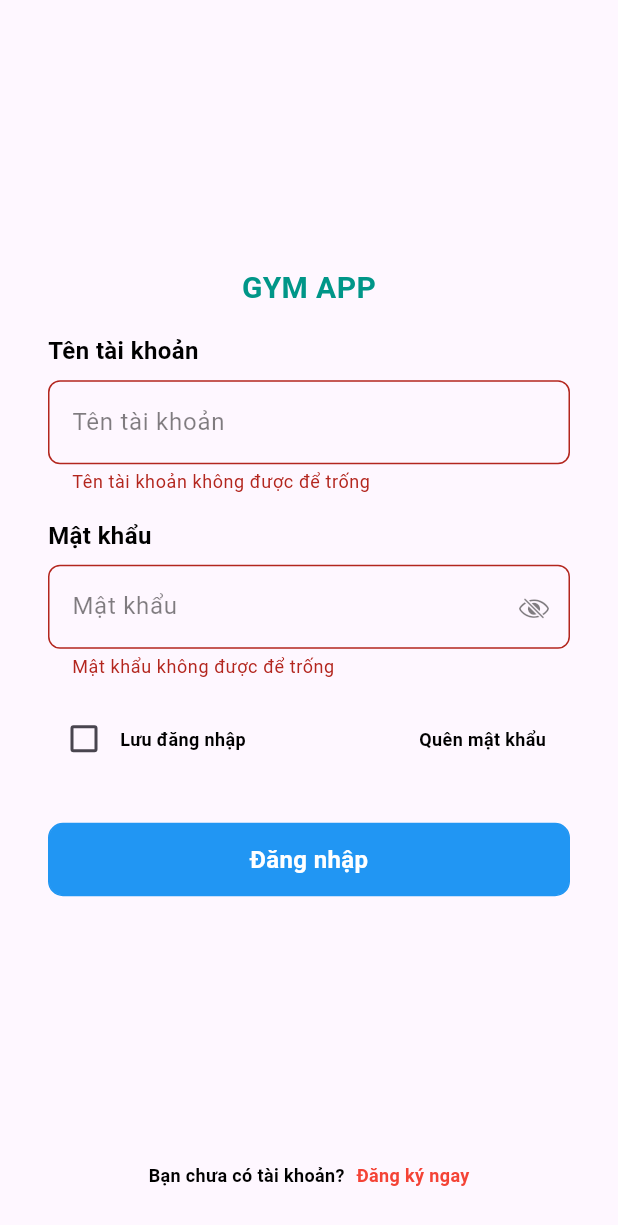
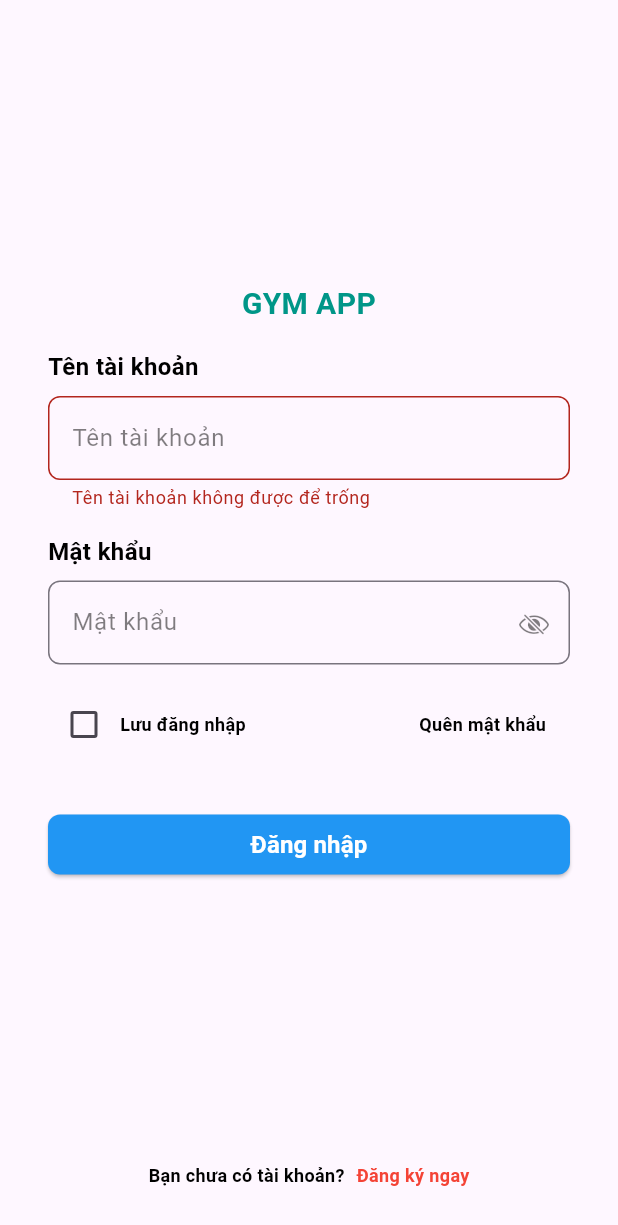
Before and after one commit to minhhieuks1801/gym_app, a Flutter app: the screen it shows after launch, after a tap on "Đăng nhập", on a phone screen of 412 x 824 dp. Shown: the top 1225 px of the screen. Run offline on Flutter 3.47's test engine with Material 3 defaults, Android fonts, the phone set to English and light mode, and no system bars.

```diff
--- a/lib/pages/forgot_password.dart
+++ b/lib/pages/forgot_password.dart
@@ -1,6 +1,6 @@
 import 'package:flutter/material.dart';
 import 'package:gym_app/widget/button_app.dart';
-import 'package:gym_app/widget/input_app_user_name.dart';
+import 'package:gym_app/widget/input_app.dart';
 
 class ForgotPassword extends StatefulWidget {
   const ForgotPassword({super.key});
@@ -31,7 +31,8 @@ class _ForgotPasswordState extends State<ForgotPassword> {
         padding: const EdgeInsets.all(18),
         child: Column(
           children: [
-            InputAppUserNameWidget(
+            InputApp(
+              validator: _validator,
               formKey: usernameFormKey,
               controller: usernameController,
               hintText: 'Tên tài khoản',
@@ -42,7 +43,7 @@ class _ForgotPasswordState extends State<ForgotPassword> {
             ),
             Padding(
               padding: const EdgeInsets.symmetric(horizontal: 16),
-              child: ButtonApp(
+              child: ButtonElevatedApp(
                 title: 'Quên mật khẩu',
                 callback: () => _submitForgotPassword(),
               ),
@@ -53,6 +54,10 @@ class _ForgotPasswordState extends State<ForgotPassword> {
     );
   }
 
+  String? _validator(String? value) {
+    return (value == null || value.isEmpty) ? 'Tên tài khoản không được để trống' : null;
+  }
+
   _submitForgotPassword() {
     final validateUsername = usernameFormKey.currentState?.validate() ?? false;
     if (validateUsername) {}
--- a/lib/pages/login_page.dart
+++ b/lib/pages/login_page.dart
@@ -5,7 +5,7 @@ import 'package:gym_app/widget/button_app.dart';
 import 'package:gym_app/widget/check_box_save_login.dart';
 import 'package:gym_app/widget/footer_login.dart';
 import 'package:gym_app/widget/input_password.dart';
-import 'package:gym_app/widget/input_app_user_name.dart';
+import 'package:gym_app/widget/input_app.dart';
 
 class LoginPage extends StatefulWidget {
   const LoginPage({super.key});
@@ -45,7 +45,8 @@ class _LoginPageState extends State<LoginPage> {
             const SizedBox(
               height: 16,
             ),
-            InputAppUserNameWidget(
+            InputApp(
+              validator: _validator,
               formKey: usernameFormKey,
               hintText: 'Tên tài khoản',
               title: 'Tên tài khoản',
@@ -73,7 +74,7 @@ class _LoginPageState extends State<LoginPage> {
             const SizedBox(
               height: 32,
             ),
-            ButtonApp(
+            ButtonElevatedApp(
               title: 'Đăng nhập',
               callback: () => _submitLogin(),
             ),
@@ -90,6 +91,10 @@ class _LoginPageState extends State<LoginPage> {
     );
   }
 
+  String? _validator(String? value) {
+    return (value == null || value.isEmpty) ? 'Tên tài khoản không được để trống' : null;
+  }
+
   _isShowPassword() {
     setState(() {
       isShowPassword = !isShowPassword;
@@ -99,9 +104,7 @@ class _LoginPageState extends State<LoginPage> {
   _submitLogin() {
     final bool isValidUsername = usernameFormKey.currentState?.validate() ?? false;
     final bool isValidPassword = passwordFormKey.currentState?.validate() ?? false;
-    if (isValidUsername && isValidPassword) {
-
-    }
+    if (isValidUsername && isValidPassword) {}
   }
 
   _nextRegisterScreen({required BuildContext context}) {
--- a/lib/pages/register_page.dart
+++ b/lib/pages/register_page.dart
@@ -1,7 +1,8 @@
 import 'package:flutter/material.dart';
+import 'package:gym_app/common/ultils/regex.dart';
 import 'package:gym_app/widget/button_app.dart';
 import 'package:gym_app/widget/footer_login.dart';
-import 'package:gym_app/widget/input_app_user_name.dart';
+import 'package:gym_app/widget/input_app.dart';
 import 'package:gym_app/widget/input_password.dart';
 
 class RegisterPage extends StatefulWidget {
@@ -51,7 +52,8 @@ class _RegisterPageState extends State<RegisterPage> {
             const SizedBox(
               height: 16,
             ),
-            InputAppUserNameWidget(
+            InputApp(
+              validator: _validator,
               formKey: usernameFormKey,
               controller: usernameController,
               hintText: 'Tên tài khoản',
@@ -61,6 +63,7 @@ class _RegisterPageState extends State<RegisterPage> {
               height: 16,
             ),
             InputPasswordWidget(
+              validator: (value) => _validatorPassword(value: value, checkConfirm: false),
               formKey: passwordFormKey,
               controller: passwordController,
               hintText: 'Mật khẩu',
@@ -72,8 +75,8 @@ class _RegisterPageState extends State<RegisterPage> {
               height: 16,
             ),
             InputPasswordWidget(
+              validator: (value) => _validatorPassword(value: value, checkConfirm: true),
               formKey: confirmPasswordFormKey,
-              error: confirmPasswordError,
               controller: confirmPasswordController,
               hintText: 'Nhập lại mật khẩu',
               title: 'Nhập lại mật khẩu',
@@ -83,7 +86,7 @@ class _RegisterPageState extends State<RegisterPage> {
             const SizedBox(
               height: 32,
             ),
-            ButtonApp(
+            ButtonElevatedApp(
               title: 'Đăng ký',
               callback: () => _submitRegister(),
             ),
@@ -99,6 +102,20 @@ class _RegisterPageState extends State<RegisterPage> {
         ),
       ),
     );
+  }
+
+  String? _validatorPassword({String? value, bool checkConfirm = false}) {
+    if ((value == null || value.isEmpty)) {
+      return 'Mật khẩu không được để trống';
+    }
+    if (!RegexInput.regex.hasMatch(value)) {
+      return 'Sai định dạng mật khẩu';
+    }
+    return checkConfirm ? confirmPasswordError : null;
+  }
+
+  String? _validator(String? value) {
+    return (value == null || value.isEmpty) ? 'Tên tài khoản không được để trống' : null;
   }
 
   _isShowPassword() {
--- a/lib/widget/button_app.dart
+++ b/lib/widget/button_app.dart
@@ -1,15 +1,13 @@
 import 'package:flutter/material.dart';
 
-class ButtonApp extends StatelessWidget {
-  final Color colorBorder;
+class ButtonElevatedApp extends StatelessWidget {
   final Color background;
   final Color colorText;
   final String title;
   final VoidCallback callback;
 
-  const ButtonApp({
+  const ButtonElevatedApp({
     super.key,
-    this.colorBorder = Colors.blue,
     this.background = Colors.blue,
     this.colorText = Colors.white,
     required this.title,
@@ -19,19 +17,18 @@ class ButtonApp extends StatelessWidget {
   @override
   Widget build(BuildContext context) {
     final width = MediaQuery.sizeOf(context).width;
-    return InkWell(
-      onTap: () => callback.call(),
-      child: Container(
-        width: width,
-        decoration: BoxDecoration(
-          color: background,
-          border: Border.all(color: colorBorder, width: 1),
-          borderRadius: const BorderRadius.all(
-            Radius.circular(10),
+    return SizedBox(
+      width: width,
+      child: ElevatedButton(
+        onPressed: () => callback.call(),
+        style: ButtonStyle(
+          backgroundColor: MaterialStatePropertyAll<Color>(background),
+          shape: MaterialStateProperty.all<RoundedRectangleBorder>(
+            (RoundedRectangleBorder(
+              borderRadius: BorderRadius.circular(8),
+            )),
           ),
         ),
-        padding: const EdgeInsets.symmetric(vertical: 12),
-        alignment: Alignment.center,
         child: Text(
           title,
           style: TextStyle(
--- a/lib/widget/check_box_save_login.dart
+++ b/lib/widget/check_box_save_login.dart
@@ -36,7 +36,7 @@ class CheckboxSaveLoginWidget extends StatelessWidget {
         ),
         Row(
           children: [
-            InkWell(
+            GestureDetector(
               onTap: () => callbackForgotPassword.call(),
               child: const Text(
                 'Quên mật khẩu',
--- a/lib/widget/footer_login.dart
+++ b/lib/widget/footer_login.dart
@@ -24,7 +24,7 @@ class FooterLoginWidget extends StatelessWidget {
         const SizedBox(
           width: 8,
         ),
-        InkWell(
+        GestureDetector(
           onTap: () => callback.call(),
           child: Text(
             isLogin ? 'Đăng ký ngay' : 'Đăng nhập ngay',
@@ -36,7 +36,7 @@ class FooterLoginWidget extends StatelessWidget {
               fontWeight: FontWeight.w600,
             ),
           ),
-        )
+        ),
       ],
     );
   }
--- a/lib/widget/input_app_user_name.dart
+++ b/lib/widget/input_app.dart
@@ -1,24 +1,25 @@
 import 'package:flutter/material.dart';
 
-class InputAppUserNameWidget extends StatefulWidget {
+class InputApp extends StatefulWidget {
   final TextEditingController controller;
   final String hintText;
   final String title;
   final GlobalKey<FormState> formKey;
+  final FormFieldValidator<String>? validator;
 
 
-  const InputAppUserNameWidget({
+  const InputApp({
     required this.controller,
     super.key,
     this.hintText = '',
-    required this.title, required this.formKey,
+    required this.title, required this.formKey, this.validator,
   });
 
   @override
-  State<InputAppUserNameWidget> createState() => _InputAppUserNameWidgetState();
+  State<InputApp> createState() => _InputAppState();
 }
 
-class _InputAppUserNameWidgetState extends State<InputAppUserNameWidget> {
+class _InputAppState extends State<InputApp> {
 
   @override
   Widget build(BuildContext context) {
@@ -40,7 +41,7 @@ class _InputAppUserNameWidgetState extends State<InputAppUserNameWidget> {
           key: widget.formKey,
           child: TextFormField(
             controller: widget.controller,
-            validator: _validator,
+            validator: widget.validator,
             decoration: InputDecoration(
               hintText: widget.hintText,
               helperStyle: const TextStyle(
@@ -62,10 +63,4 @@ class _InputAppUserNameWidgetState extends State<InputAppUserNameWidget> {
       ],
     );
   }
-
-  String? _validator(String? value) {
-    return (value == null || value.isEmpty)
-        ? 'Tên tài khoản không được để trống'
-        : null;
-  }
 }
--- a/lib/widget/input_password.dart
+++ b/lib/widget/input_password.dart
@@ -1,15 +1,14 @@
 import 'package:flutter/cupertino.dart';
 import 'package:flutter/material.dart';
-import 'package:gym_app/common/ultils/regex.dart';
 
 class InputPasswordWidget extends StatefulWidget {
   final VoidCallback showPassword;
   final bool isShowPassword;
   final String hintText;
   final String title;
-  final String? error;
   final TextEditingController controller;
   final GlobalKey<FormState> formKey;
+  final FormFieldValidator<String>? validator;
 
   const InputPasswordWidget({
     super.key,
@@ -17,9 +16,9 @@ class InputPasswordWidget extends StatefulWidget {
     required this.title,
     required this.showPassword,
     this.isShowPassword = false,
-    this.error,
     required this.controller,
     required this.formKey,
+    this.validator,
   });
 
   @override
@@ -47,12 +46,12 @@ class _InputPasswordWidgetState extends State<InputPasswordWidget> {
           key: widget.formKey,
           child: TextFormField(
             controller: widget.controller,
-            validator: _validator,
+            validator: widget.validator,
             obscureText: widget.isShowPassword,
             decoration: InputDecoration(
-              suffixIcon: InkWell(
-                onTap: () => widget.showPassword.call(),
-                child: Icon(
+              suffixIcon: IconButton(
+                onPressed: () => widget.showPassword.call(),
+                icon: Icon(
                   widget.isShowPassword ? CupertinoIcons.eye : CupertinoIcons.eye_slash,
                   color: Colors.black.withOpacity(0.5),
                   size: 20,
@@ -74,14 +73,4 @@ class _InputPasswordWidgetState extends State<InputPasswordWidget> {
       ],
     );
   }
-
-  String? _validator(String? value) {
-    if ((value == null || value.isEmpty)) {
-      return 'Mật khẩu không được để trống';
-    }
-    if (!RegexInput.regex.hasMatch(value)) {
-      return 'Sai định dạng mật khẩu';
-    }
-    return widget.error;
-  }
 }
```
